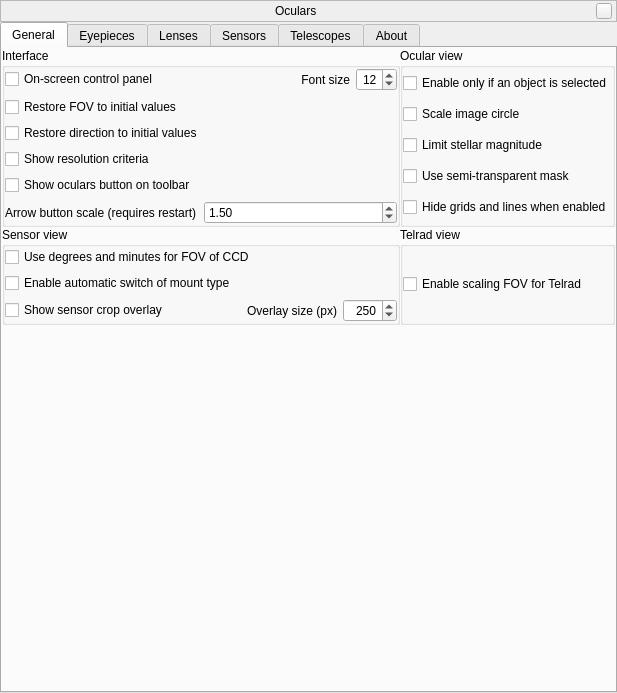
Qt form plugins/Oculars/src/gui/ocularDialog.ui (519984307/stellarium_src) before a commit.
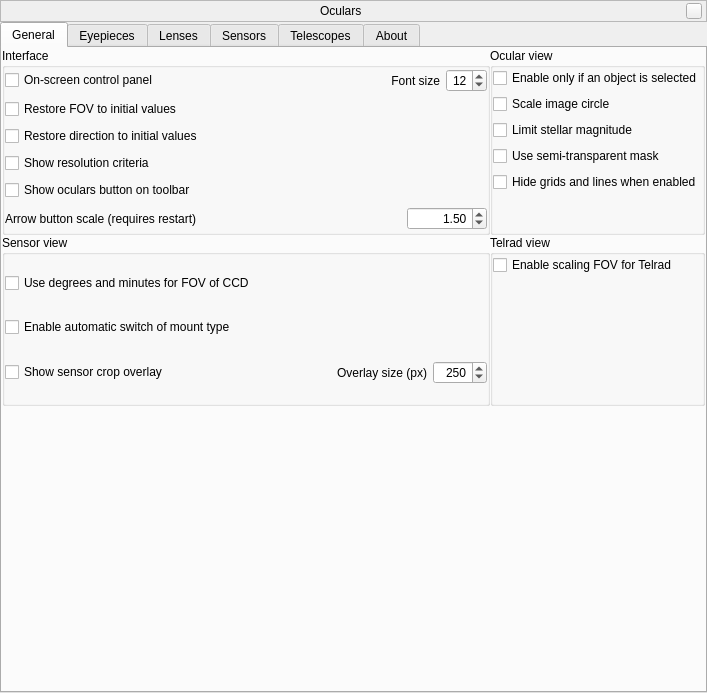
The same form after that commit. Icons and pictures are not drawn. Custom widgets are drawn as their Qt base class.

Commit message: Couple small improvements for Oculars plugin + fixed config option + extract new lines for translation

Diff of the .ui file:
```diff
--- a/plugins/Oculars/src/gui/ocularDialog.ui
+++ b/plugins/Oculars/src/gui/ocularDialog.ui
@@ -6,7 +6,7 @@
    <rect>
     <x>0</x>
     <y>0</y>
-    <width>617</width>
+    <width>707</width>
     <height>693</height>
    </rect>
   </property>
@@ -266,6 +266,15 @@
                </item>
                <item>
                 <widget class="QDoubleSpinBox" name="arrowButtonScaleDoubleSpinBox">
+                 <property name="maximumSize">
+                  <size>
+                   <width>80</width>
+                   <height>16777215</height>
+                  </size>
+                 </property>
+                 <property name="alignment">
+                  <set>Qt::AlignRight|Qt::AlignTrailing|Qt::AlignVCenter</set>
+                 </property>
                  <property name="minimum">
                   <double>1.000000000000000</double>
                  </property>
@@ -378,6 +387,19 @@
                </property>
               </widget>
              </item>
+             <item row="7" column="0">
+              <spacer name="verticalSpacer_6">
+               <property name="orientation">
+                <enum>Qt::Vertical</enum>
+               </property>
+               <property name="sizeHint" stdset="0">
+                <size>
+                 <width>20</width>
+                 <height>40</height>
+                </size>
+               </property>
+              </spacer>
+             </item>
             </layout>
            </widget>
           </item>
@@ -509,6 +531,19 @@
                </property>
               </widget>
              </item>
+             <item row="1" column="0">
+              <spacer name="verticalSpacer_5">
+               <property name="orientation">
+                <enum>Qt::Vertical</enum>
+               </property>
+               <property name="sizeHint" stdset="0">
+                <size>
+                 <width>20</width>
+                 <height>40</height>
+                </size>
+               </property>
+              </spacer>
+             </item>
             </layout>
            </widget>
           </item>
```
Left out of the diff: 14 changed lines with no effect on the pictures. Lines whose indentation alone changed are shown as unchanged. The commit also changes 3 other files.
